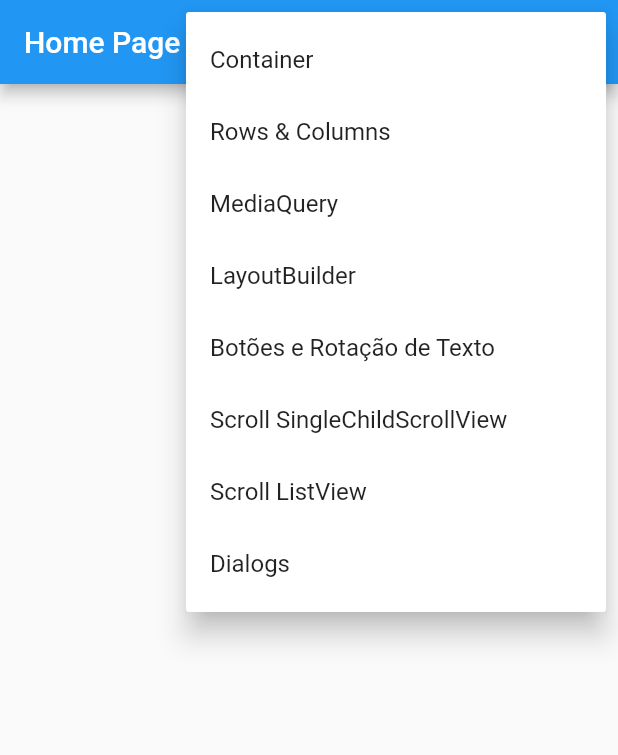
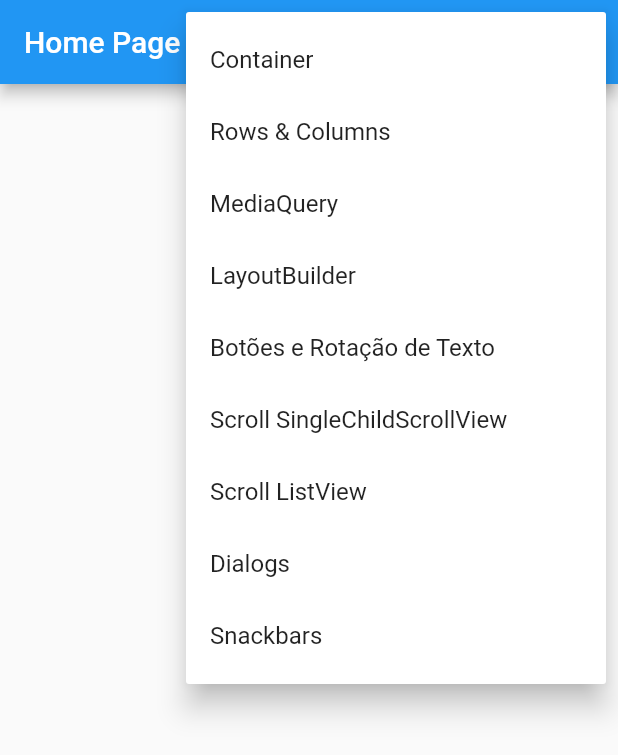
Before and after one commit to jdaibello/academia-do-flutter-modulos-flutter, a Flutter app: the screen it shows after launch, after a tap on the "more vert" icon, on a phone screen of 412 x 824 dp. Shown: the top 755 px of the screen. Run offline on Flutter 3.47's test engine with Material 2 defaults, Android fonts, the phone set to English and light mode, and no system bars; our stand-ins replace device_preview.

Commit message:
feat: add snackbar (messages to the user)

```diff
--- a/flutter_primeiro_projeto/lib/main.dart
+++ b/flutter_primeiro_projeto/lib/main.dart
@@ -11,6 +11,7 @@
 import 'package:flutter_primeiro_projeto/pages/rows_columns/rows_columns_page.dart';
 import 'package:flutter_primeiro_projeto/pages/scrolls/list_view_page.dart';
 import 'package:flutter_primeiro_projeto/pages/scrolls/single_child_scroll_view_page.dart';
+import 'package:flutter_primeiro_projeto/pages/snackbar/snackbar_page.dart';
 
 void main() {
   runApp(
@@ -49,6 +50,7 @@
         '/scrolls/single_child': (_) => const SingleChildScrollViewPage(),
         '/scrolls/list_view': (_) => const ListViewPage(),
         '/dialogs': (_) => const DialogsPage(),
+        '/snackbars': (_) => const SnackbarPage(),
       },
     );
   }
--- a/flutter_primeiro_projeto/lib/pages/home/home_page.dart
+++ b/flutter_primeiro_projeto/lib/pages/home/home_page.dart
@@ -9,6 +9,7 @@
   scrollsSingleChildScrollView,
   scrollsListView,
   dialogs,
+  snackbars,
 }
 
 class HomePage extends StatelessWidget {
@@ -50,6 +51,9 @@
                 case PopupMenuPages.dialogs:
                   Navigator.of(context).pushNamed('/dialogs');
                   break;
+                case PopupMenuPages.snackbars:
+                  Navigator.of(context).pushNamed('/snackbars');
+                  break;
               }
             },
             itemBuilder: (BuildContext context) {
@@ -86,6 +90,10 @@
                   value: PopupMenuPages.dialogs,
                   child: Text('Dialogs'),
                 ),
+                const PopupMenuItem<PopupMenuPages>(
+                  value: PopupMenuPages.snackbars,
+                  child: Text('Snackbars'),
+                ),
               ];
             },
           ),
```
Also changed, not shown: flutter_primeiro_projeto/lib/pages/snackbar/snackbar_page.dart (added, +49 -0 lines).
